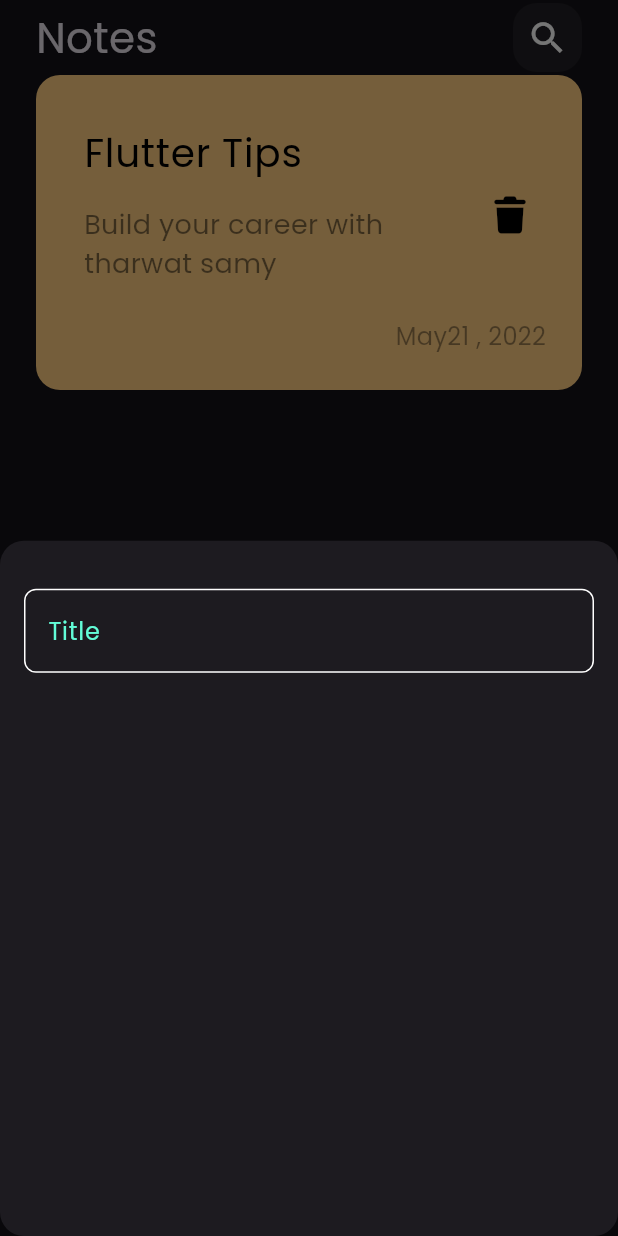
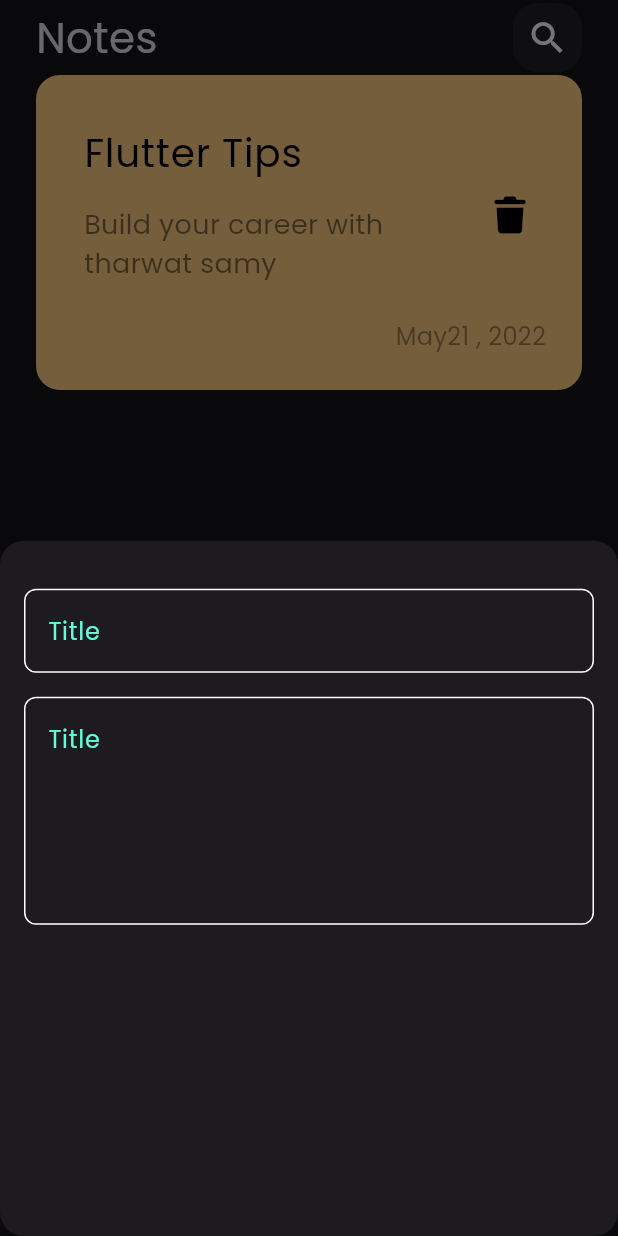
Before and after one commit to renad99200/notes_app, a Flutter app: the screen it shows after launch, after a tap on the "add" icon, on a phone screen of 412 x 824 dp. Run offline on Flutter 3.47's test engine with Material 3 defaults, Android fonts, the phone set to English and light mode, and no system bars; our stand-ins replace font_awesome_flutter.

Commit message:
add fields to notes bottom sheet

```diff
--- a/lib/views/widgets/add_notebottusheet.dart
+++ b/lib/views/widgets/add_notebottusheet.dart
@@ -10,9 +10,14 @@ class AddNoteButtomSheet extends StatelessWidget {
     return Padding(
       padding: const EdgeInsets.symmetric(horizontal: 16),
       child: Column(
-        children: [
+        children:const [
           SizedBox(height: 32,),
-          CustomTextField()
+          CustomTextField(hint: 'title',),
+          SizedBox(height: 16,),
+
+          CustomTextField(hint: 'content',
+          maxLines: 5,)
+
         ],
       ),
     );
--- a/lib/views/widgets/custom_text_field.dart
+++ b/lib/views/widgets/custom_text_field.dart
@@ -4,12 +4,17 @@ import 'package:flutter/material.dart';
 import '../../constants.dart';
 
 class CustomTextField extends StatelessWidget {
-  const CustomTextField({super.key});
+  const CustomTextField({super.key,required this.hint,this. maxLines=1});
+
+
+  final String hint;
+  final int maxLines;
 
   @override
   Widget build(BuildContext context) {
     return TextField(
       cursorColor: KPrimaryColor,
+      maxLines: maxLines,
       decoration: InputDecoration(
         hintText: "Title",
         hintStyle: const TextStyle(
```
